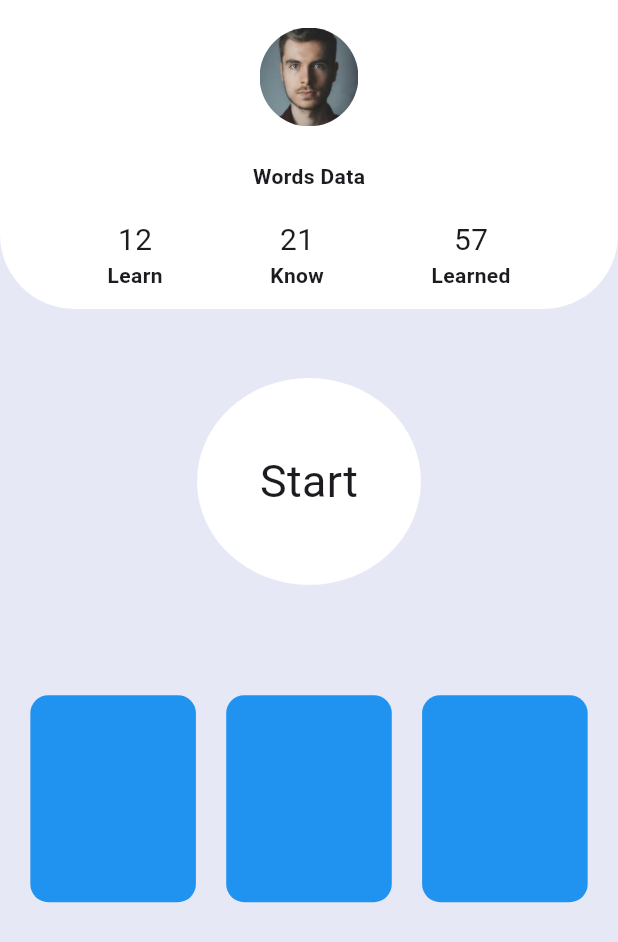
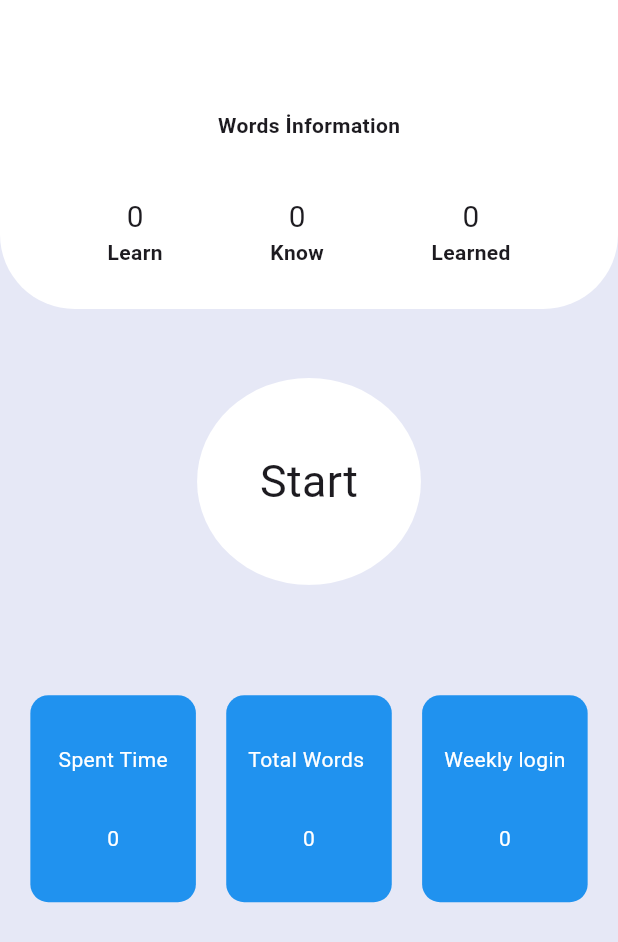
Before and after one commit to HosTingle/WordMediaMobileUI, a Flutter app: the HomeScreen screen opened directly, on a phone screen of 412 x 824 dp. Shown: the top 942 px of the screen. Run offline on Flutter 3.47's test engine with Material 3 defaults, Android fonts, the phone set to English and light mode, and no system bars; our stand-ins replace flip_card, jwt_decoder, shared_preferences; accounts and stored records are empty; network calls fail.

```diff
--- /dev/null
+++ b/lib/models/notification_model.dart
@@ -0,0 +1,8 @@
+class ModelNotification{
+  String? name;
+  String? description;
+  String? time;
+  String? date;
+
+  ModelNotification(this.name, this.description, this.time, this.date);
+}
--- a/lib/pages/routes/app_pages.dart
+++ b/lib/pages/routes/app_pages.dart
@@ -17,6 +17,6 @@ class AppPages extends ChangeNotifier {
      Routes.navigatorRoute:(context)=>BottomNavigators(),
      Routes.wordreelRoute:(context)=>const WordReelScreen(),
      Routes.splashRoute:(context)=>SplashScreen(),
-   Routes.wordreelallRoute:(context)=>WordReelAllScreen(),
+   Routes.wordreelallRoute:(context)=>const WordReelAllScreen(),
   };
 }
--- a/lib/pages/view/login/initial_screen.dart
+++ b/lib/pages/view/login/initial_screen.dart
@@ -52,8 +52,8 @@ class _InitialScreenState extends State<InitialScreen> {
                 crossAxisAlignment: CrossAxisAlignment.center,
                 mainAxisAlignment: MainAxisAlignment.end,
                 children: [
-                  Text("dfn.",style: TextStyle(
-                      fontSize: FetchPixels.getPixelWidth(100),
+                  Text("WordMedia.",style: TextStyle(
+                      fontSize: FetchPixels.getPixelWidth(60),
                       fontWeight: FontWeight.bold,
                       color: blueColor
                   ),),
--- a/lib/pages/view/login/login_screen.dart
+++ b/lib/pages/view/login/login_screen.dart
@@ -54,7 +54,7 @@ class _LoginScreenState extends State<LoginScreen> {
       backgroundColor: Colors.white,
       appBar: AppBar(
         backgroundColor: greyColor,
-        title: Text("dfn.",style: TextStyle(
+        title: Text("WordMedia.",style: TextStyle(
             fontSize: FetchPixels.getPixelWidth(38),
             fontWeight: FontWeight.bold,
             color: blueColor
--- a/lib/pages/view/login/register_screen.dart
+++ b/lib/pages/view/login/register_screen.dart
@@ -21,7 +21,7 @@ class _RegisterScreenState extends State<RegisterScreen> {
         backgroundColor: Colors.white,
         appBar: AppBar(
           backgroundColor: greyColor,
-          title: Text("dfn.",style: TextStyle(
+          title: Text("WordMedia.",style: TextStyle(
               fontSize: FetchPixels.getPixelWidth(38),
               fontWeight: FontWeight.bold,
               color: blueColor
--- a/lib/pages/view/navigator/bottom_navigator_screen.dart
+++ b/lib/pages/view/navigator/bottom_navigator_screen.dart
@@ -6,11 +6,13 @@ import '../../../base/constant.dart';
 import '../../routes/app_routes.dart';
 import 'home_screen.dart';
 import 'package:jwt_decoder/jwt_decoder.dart';
+
+import 'notification_screen.dart';
 class BottomNavigators extends StatefulWidget {
   @override
   State<BottomNavigators> createState() => _BottomNavigatorsState();
 }
-var sayfalistesi=[HomeScreen(),ProfileScreen(),HomeScreen(),ProfileScreen()];
+var sayfalistesi=[HomeScreen(),ProfileScreen(),NotificationScreen(),ProfileScreen()];
 
 class _BottomNavigatorsState extends State<BottomNavigators> {
   int? index=0;
--- a/lib/pages/view/navigator/home_screen.dart
+++ b/lib/pages/view/navigator/home_screen.dart
@@ -3,10 +3,13 @@ import 'package:flutter/material.dart';
 import 'package:flutter/widgets.dart';
 import 'package:wordmedia/base/color_data.dart';
 import 'package:wordmedia/base/resizer/fetch_pixels.dart';
+import 'package:wordmedia/provider/user_provider.dart';
 import '../../../base/constant.dart';
+import '../../../models/user_model.dart';
 import '../../routes/app_routes.dart';
 import 'package:shared_preferences/shared_preferences.dart';
 import 'package:jwt_decoder/jwt_decoder.dart';
+import 'package:provider/provider.dart';
 class HomeScreen extends StatefulWidget {
   const HomeScreen({super.key});
 
@@ -19,6 +22,7 @@ class _HomeScreenState extends State<HomeScreen> {
   String? token;
   String? username;
   String? userid;
+  User? user;
   @override
   void initState() {
     // TODO: implement initState
@@ -34,13 +38,18 @@ class _HomeScreenState extends State<HomeScreen> {
     username=decodedToken["Username"];
     prefs?.setString('Username', username!);
     prefs?.setString('UserId', userid!);
-    setState(() {
 
-    });
+
+  }
+  @override
+  void didChangeDependencies() {
+    super.didChangeDependencies();
+    user=Provider.of<UserProvider>(context, listen: true).user;
+
   }
   @override
   Widget build(BuildContext context) {
-    if(username==null){
+    if(user?.learned==null){
       return Scaffold(
         body: Center(
           child: CircularProgressIndicator(),
@@ -64,32 +73,18 @@ class _HomeScreenState extends State<HomeScreen> {
               ),
               child: Column(
                 children: [
-                  SizedBox(height: FetchPixels.getPixelHeight(20),),
-                  Container(
-                    height: MediaQuery.of(context).size.height * 0.08,
-                    width: MediaQuery.of(context).size.height * 0.08,
-                    child: ClipOval(
-                      child: Image(
-                        image: AssetImage("images/okanfa.jpeg"),
-                        fit: BoxFit.cover, // Bu satır, resmi konteynerin boyutlarına göre kırpmak için kullanılır
-                      ),
-                    ),
-                  ),
-                  SizedBox(height: FetchPixels.getPixelHeight(10),),
-                  Text( username!,style: TextStyle(
-                      fontWeight: FontWeight.bold,fontSize: 10
-                  ),),
-                  Text("Words Data",style: TextStyle(
+                  SizedBox(height: FetchPixels.getPixelHeight(80),),
+                  Text("Words İnformation",style: TextStyle(
                       fontWeight: FontWeight.bold
                   ),),
-                  SizedBox(height: FetchPixels.getPixelHeight(20),),
+                  SizedBox(height: FetchPixels.getPixelHeight(40),),
                   Row(
                     mainAxisAlignment: MainAxisAlignment.spaceEvenly,
                     crossAxisAlignment: CrossAxisAlignment.center,
                     children: [
                       Column(
                         children: [
-                          Text("12",style: TextStyle(
+                          Text(user!.learnword.toString(),style: TextStyle(
                               fontSize: FetchPixels.getPixelWidth(20)
                           ),),
                           Text("Learn",style: TextStyle(
@@ -99,7 +94,7 @@ class _HomeScreenState extends State<HomeScreen> {
                       ),
                       Column(
                         children: [
-                          Text("21",style: TextStyle(
+                          Text(user!.knowword.toString(),style: TextStyle(
                               fontSize: FetchPixels.getPixelWidth(20)
                           ),),
                           Text("Know",style: TextStyle(
@@ -109,7 +104,7 @@ class _HomeScreenState extends State<HomeScreen> {
                       ),
                       Column(
                         children: [
-                          Text("57",style: TextStyle(
+                          Text(user!.learned.toString(),style: TextStyle(
                               fontSize: FetchPixels.getPixelWidth(20)
                           ),),
                           Text("Learned",style: TextStyle(
@@ -154,9 +149,9 @@ class _HomeScreenState extends State<HomeScreen> {
                     crossAxisAlignment: CrossAxisAlignment.center,
                     mainAxisAlignment: MainAxisAlignment.spaceEvenly,
                     children: [
-                      CardContainer(),
-                      CardContainer(),
-                      CardContainer(),
+                      CardContainer(text1: "Spent Time",text2: "0",),
+                      CardContainer(text1: "Total Words ",text2: "0",),
+                      CardContainer(text1: "Weekly login",text2: "0",),
                     ],
                   )
                 ],
@@ -171,8 +166,11 @@ class _HomeScreenState extends State<HomeScreen> {
 }
 
 class CardContainer extends StatelessWidget {
+  final String text1;
+  final String text2;
   const CardContainer({
     super.key,
+  required this.text1, required this.text2,
   });
 
   @override
@@ -184,6 +182,18 @@ class CardContainer extends StatelessWidget {
         color: blueColor, // Arka plan rengini buradan ayarlayabilirsiniz
         borderRadius: BorderRadius.circular(12.0), // Köşe yuvarlatma derecesi
       ),
+      child: Column(
+        crossAxisAlignment: CrossAxisAlignment.center,
+        mainAxisAlignment: MainAxisAlignment.spaceEvenly,
+        children: [
+          Text(text1,style: TextStyle(
+            color: whiteGroundColor
+          ),),
+          Text(text2,style: TextStyle(
+              color: whiteGroundColor
+          ),),
+        ],
+      ),
 
     );
   }
--- a/lib/pages/view/navigator/profile_screen.dart
+++ b/lib/pages/view/navigator/profile_screen.dart
@@ -68,21 +68,18 @@ class _ProfileScreenState extends State<ProfileScreen> {
                     text: "Profile",
                     icon: Icons.person_outline,
                     onPressed: (){
-
                     },
                   ),
                   WidthBar(
                     text: "Notification",
                     icon: Icons.notifications_none_outlined,
                     onPressed: (){
-
                     },
                   ),
                   WidthBar(
                     text: "Security",
                     icon: Icons.lock_outline,
                     onPressed: (){
-
                     },
                   )
                 ],
@@ -91,7 +88,7 @@ class _ProfileScreenState extends State<ProfileScreen> {
           ),
           Padding(
             padding:  EdgeInsets.only(left: FetchPixels.getPixelWidth(30),),
-            child: Row(
+            child: const Row(
               mainAxisAlignment: MainAxisAlignment.start,
               children: [
                 Text("Acces",style: TextStyle(
--- a/lib/provider/user_provider.dart
+++ b/lib/provider/user_provider.dart
@@ -9,11 +9,15 @@ class UserProvider extends ChangeNotifier{
   User? _user;
   List<User>? _users = [];
 
-  List<User>? get words => _users;
+  List<User>? get users => _users;
   User? get user=>_user;
+  UserProvider() {
+    fetchuserInformation();
+  }
   void fetchuserInformation() async{
     final SharedPreferences sharedPreferences=await SharedPreferences.getInstance();
     String? userid=sharedPreferences.getString("UserId");
+    _user=await userService.fetchuserData(int.parse(userid!));
     /*_user=await userService.fetchuserData(1002);
     if(_words!.isEmpty){
     }
```
Also changed, not shown: lib/main.dart (+6 -1 lines), lib/pages/view/login/splash_screen.dart (+21 -5 lines), lib/pages/view/navigator/notification_screen.dart (added, +142 -0 lines), lib/pages/view/navigator/word_reels_all.dart (+53 -20 lines), lib/pages/view/word_reels.dart (+88 -20 lines), lib/provider/notification_provider.dart (added, +23 -0 lines), lib/services/user_service.dart (+5 -4 lines), images/iconre.png (added).
